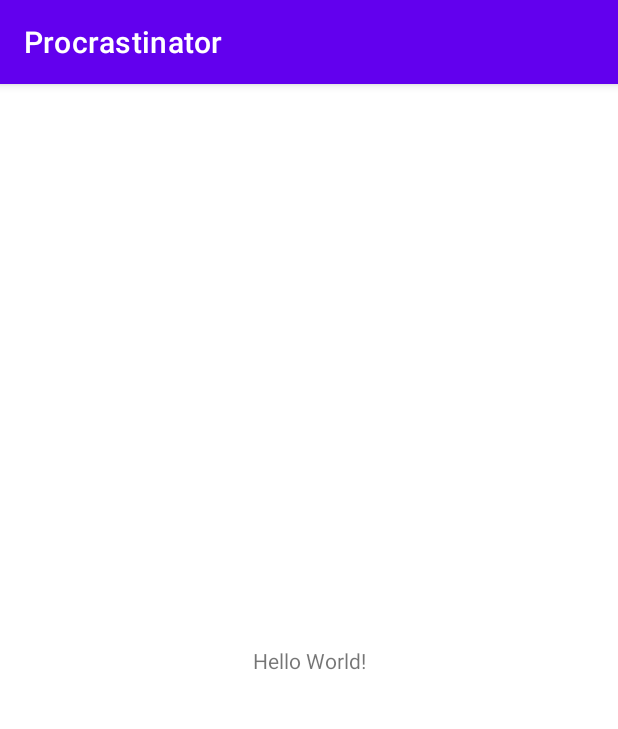
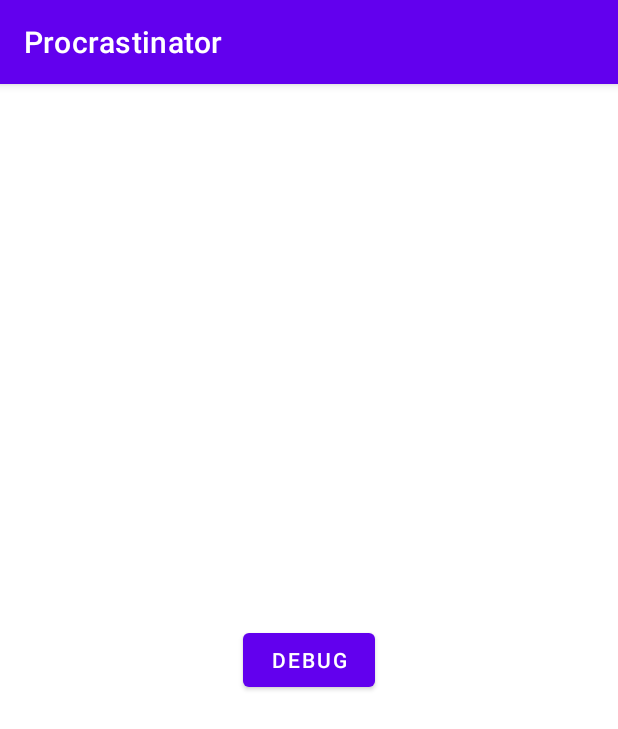
Before and after one commit to JeremyNguyen/Procrastinator, an Android app: the screen it shows after launch (MainActivity), on a phone screen of 412 x 824 dp. Shown: the top 729 px of the screen. Run offline under Robolectric (Android 15) with nearby library versions, the phone set to English and light mode, and no system bars.

Commit message:
Debug button

```diff
--- a/app/src/main/java/com/example/procrastinator/MainActivity.java
+++ b/app/src/main/java/com/example/procrastinator/MainActivity.java
@@ -1,8 +1,11 @@
 package com.example.procrastinator;
 
+import android.os.Bundle;
+import android.view.View;
+import android.widget.Button;
+import android.widget.Toast;
+
 import androidx.appcompat.app.AppCompatActivity;
-
-import android.os.Bundle;
 
 public class MainActivity extends AppCompatActivity {
 
@@ -10,5 +13,16 @@ public class MainActivity extends AppCompatActivity {
     protected void onCreate(Bundle savedInstanceState) {
         super.onCreate(savedInstanceState);
         setContentView(R.layout.activity_main);
+
+        Button button = (Button) findViewById(R.id.button_debug);
+        button.setOnClickListener(new View.OnClickListener() {
+            public void onClick(View v) {
+                debug(v);
+            }
+        });
+    }
+
+    public void debug(View view) {
+        Toast.makeText(this, "debug", Toast.LENGTH_SHORT).show();
     }
 }
--- a/app/src/main/res/layout/activity_main.xml
+++ b/app/src/main/res/layout/activity_main.xml
@@ -2,17 +2,19 @@
 <androidx.constraintlayout.widget.ConstraintLayout xmlns:android="http://schemas.android.com/apk/res/android"
     xmlns:app="http://schemas.android.com/apk/res-auto"
     xmlns:tools="http://schemas.android.com/tools"
+    android:id="@+id/linearLayout"
     android:layout_width="match_parent"
     android:layout_height="match_parent"
     tools:context=".MainActivity">
 
-    <TextView
+    <Button
+        android:id="@+id/button_debug"
         android:layout_width="wrap_content"
         android:layout_height="wrap_content"
-        android:text="Hello World!"
+        android:text="@string/labelButtonDebug"
         app:layout_constraintBottom_toBottomOf="parent"
-        app:layout_constraintLeft_toLeftOf="parent"
-        app:layout_constraintRight_toRightOf="parent"
+        app:layout_constraintEnd_toEndOf="parent"
+        app:layout_constraintStart_toStartOf="parent"
         app:layout_constraintTop_toTopOf="parent" />
 
 </androidx.constraintlayout.widget.ConstraintLayout>
--- a/app/src/main/res/values/strings.xml
+++ b/app/src/main/res/values/strings.xml
@@ -1,3 +1,4 @@
 <resources>
     <string name="app_name">Procrastinator</string>
+    <string name="labelButtonDebug">Debug</string>
 </resources>
```
